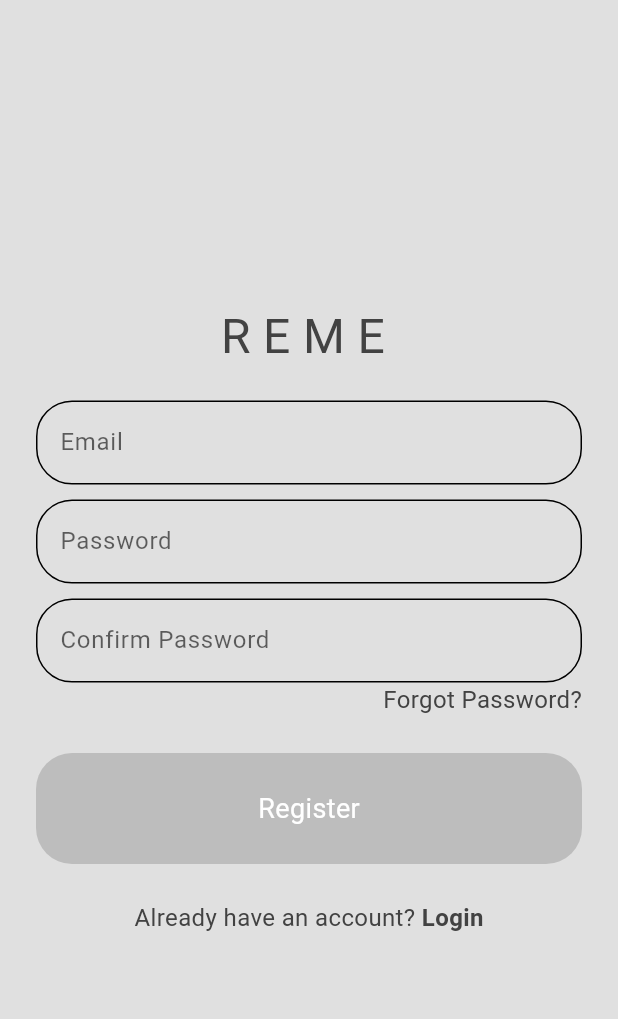
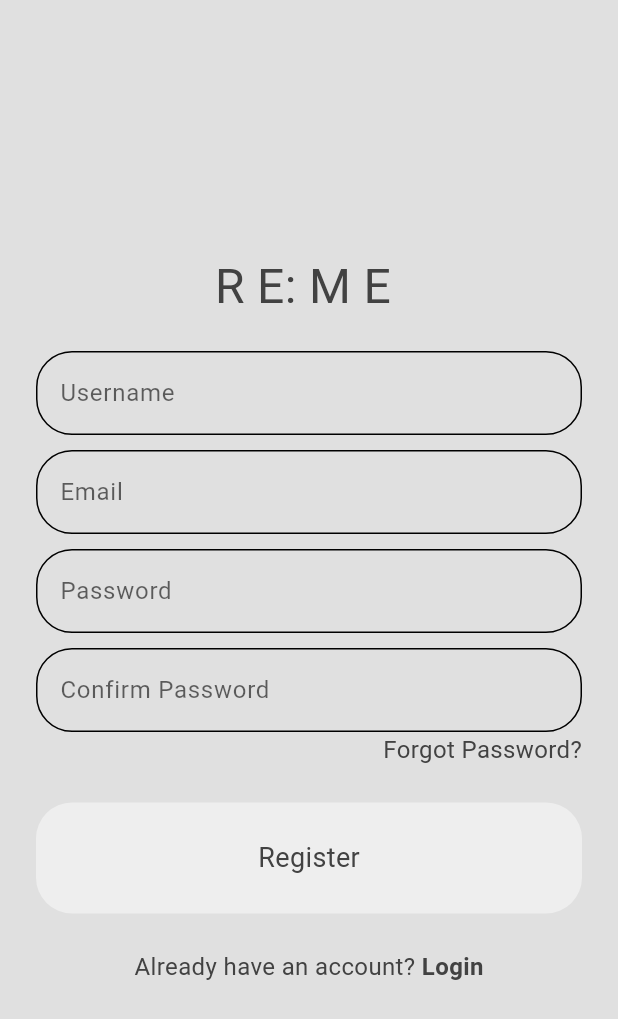
Before and after one commit to Shivansh722/reme, a Flutter app: the screen it shows after launch, after a tap on "Register here", on a phone screen of 412 x 824 dp. Shown: the top 1019 px of the screen. Run offline on Flutter 3.47's test engine with Material 3 defaults, Android fonts, the phone set to English and light mode, and no system bars; our stand-ins replace firebase_core; accounts and stored records are empty.

Commit message:
feat: username textfield add
feat: helper function for show error

```diff
--- a/reme/lib/src/views/auth/loginView.dart
+++ b/reme/lib/src/views/auth/loginView.dart
@@ -27,7 +27,7 @@ class Loginview extends StatelessWidget {
               //logo
 
               //app name
-              const Text('R E M E ', style: TextStyle(
+              const Text('R E: M E ', style: TextStyle(
                 fontSize: 32,
               )),
 
--- a/reme/lib/src/views/auth/registerView.dart
+++ b/reme/lib/src/views/auth/registerView.dart
@@ -1,19 +1,60 @@
 import 'package:flutter/material.dart';
+import 'package:reme/src/helpers/helper_functions.dart';
 import 'package:reme/src/widgets/customButton.dart';
 import 'package:reme/src/widgets/customTextField.dart';
 
-class Registerview extends StatelessWidget {
+class Registerview extends StatefulWidget {
 
+  // Callback function to handle tap events
+  final void Function()? onTap;
+
+  const Registerview({super.key, required this.onTap});
+
+  @override
+  State<Registerview> createState() => _RegisterviewState();
+}
+
+class _RegisterviewState extends State<Registerview> {
+  //text controllers
   TextEditingController emailController = TextEditingController();
+
   TextEditingController passwordController = TextEditingController();
+
   TextEditingController confirmPasswordController = TextEditingController();
-  final void Function() onTap;
+
+  TextEditingController userNameController = TextEditingController();
+
+  //registerMethod
+  void registerUser() {
+
+    //show loading indicator
+    showDialog(
+      context: context,
+      builder: (context) {
+      return const Center(
+        child: CircularProgressIndicator(),
+      );
+    });
+
+    //make sure passwords match
+    if(passwordController.text != confirmPasswordController.text) {
+
+      //hide loading indicator
+      Navigator.pop(context);
+
+      //show error message using our helper function
+      showErrorMessage(context, 'Passwords do not match');
+      return;
+
+       //try creating the user
+
+
+    }
 
 
 
 
-
-  Registerview({super.key, required this.onTap});
+  }
 
   @override
   Widget build(BuildContext context) {
@@ -29,11 +70,21 @@ class Registerview extends StatelessWidget {
               //logo
 
               //app name
-              const Text('R E M E ', style: TextStyle(
+              const Text('R E: M E ', style: TextStyle(
                 fontSize: 32,
               )),
 
               const SizedBox(height: 20),
+
+
+              //username
+              Customtextfield(
+                hintText: 'Username',
+                obscureText: false,
+                controller: userNameController,
+              ),
+
+              const SizedBox(height: 10),
 
               // //email
               Customtextfield(
@@ -91,7 +142,7 @@ class Registerview extends StatelessWidget {
                     ),
                   ),
                   GestureDetector(
-                    onTap: onTap,
+                    onTap: widget.onTap,
                     child: Text('Login',
                       style: TextStyle(
                         color: Theme.of(context).colorScheme.inversePrimary,
--- a/reme/lib/src/widgets/customButton.dart
+++ b/reme/lib/src/widgets/customButton.dart
@@ -20,7 +20,7 @@ class Custombutton extends StatelessWidget {
 
 
         decoration: BoxDecoration(
-          color: Theme.of(context).colorScheme.secondary,
+          color: Theme.of(context).colorScheme.primary,
           borderRadius: BorderRadius.circular(24),
         ),
         padding: const EdgeInsets.all(24),
@@ -28,7 +28,7 @@ class Custombutton extends StatelessWidget {
           child: Text(
             text,
             style: TextStyle(
-              color: Theme.of(context).colorScheme.onPrimary,
+              color: Theme.of(context).colorScheme.inversePrimary,
               fontSize: 18,
 
             ),
```
Also changed, not shown: reme/lib/src/helpers/helper_functions.dart (added, +19 -0 lines).
